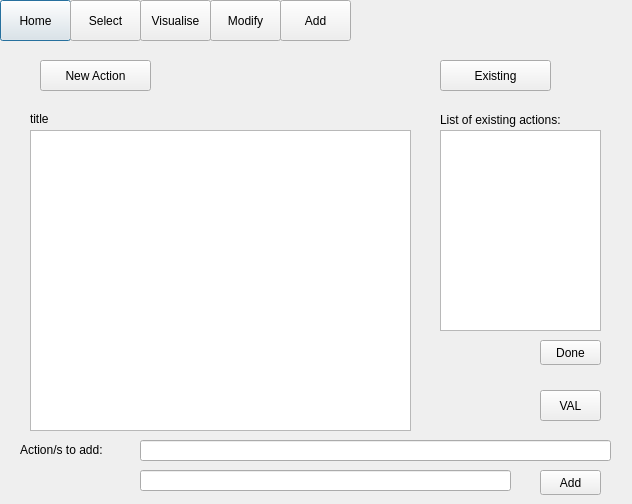
Before: the Qt Designer form addaction.ui in ariannabettin/FYPArianna, drawn with Qt 5.
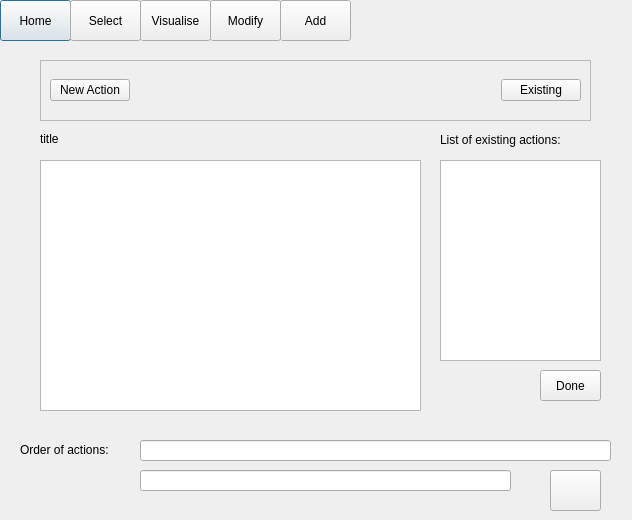
After: the same form once the commit is applied.

Patch:
```diff
--- a/addaction.ui
+++ b/addaction.ui
@@ -7,7 +7,7 @@
     <x>0</x>
     <y>0</y>
     <width>632</width>
-    <height>504</height>
+    <height>520</height>
    </rect>
   </property>
   <property name="windowTitle">
@@ -78,47 +78,21 @@
     <string>Add</string>
    </property>
   </widget>
-  <widget class="QPushButton" name="existinButton">
-   <property name="geometry">
-    <rect>
-     <x>440</x>
-     <y>60</y>
-     <width>111</width>
-     <height>31</height>
-    </rect>
-   </property>
-   <property name="text">
-    <string>Existing</string>
-   </property>
-  </widget>
-  <widget class="QPushButton" name="newActionButton">
-   <property name="geometry">
-    <rect>
-     <x>40</x>
-     <y>60</y>
-     <width>111</width>
-     <height>31</height>
-    </rect>
-   </property>
-   <property name="text">
-    <string>New Action</string>
-   </property>
-  </widget>
   <widget class="QTextEdit" name="planArea">
    <property name="geometry">
     <rect>
-     <x>30</x>
-     <y>130</y>
+     <x>40</x>
+     <y>160</y>
      <width>381</width>
-     <height>301</height>
+     <height>251</height>
     </rect>
    </property>
   </widget>
   <widget class="QLabel" name="title_label">
    <property name="geometry">
     <rect>
-     <x>30</x>
-     <y>110</y>
+     <x>40</x>
+     <y>130</y>
      <width>371</width>
      <height>17</height>
     </rect>
@@ -127,24 +101,11 @@
     <string>title</string>
    </property>
   </widget>
-  <widget class="QPushButton" name="valButton">
-   <property name="geometry">
-    <rect>
-     <x>540</x>
-     <y>390</y>
-     <width>61</width>
-     <height>31</height>
-    </rect>
-   </property>
-   <property name="text">
-    <string>VAL</string>
-   </property>
-  </widget>
   <widget class="QListWidget" name="list">
    <property name="geometry">
     <rect>
      <x>440</x>
-     <y>130</y>
+     <y>160</y>
      <width>161</width>
      <height>201</height>
     </rect>
@@ -154,7 +115,7 @@
    <property name="geometry">
     <rect>
      <x>440</x>
-     <y>110</y>
+     <y>130</y>
      <width>161</width>
      <height>20</height>
     </rect>
@@ -167,9 +128,9 @@
    <property name="geometry">
     <rect>
      <x>540</x>
-     <y>340</y>
+     <y>370</y>
      <width>61</width>
-     <height>25</height>
+     <height>31</height>
     </rect>
    </property>
    <property name="text">
@@ -186,7 +147,7 @@
     </rect>
    </property>
    <property name="text">
-    <string>Action/s to add:</string>
+    <string>Order of actions:</string>
    </property>
   </widget>
   <widget class="QLineEdit" name="actionToAdd">
@@ -212,16 +173,65 @@
   <widget class="QPushButton" name="addButton_2">
    <property name="geometry">
     <rect>
-     <x>540</x>
+     <x>550</x>
      <y>470</y>
-     <width>61</width>
-     <height>25</height>
+     <width>51</width>
+     <height>41</height>
     </rect>
    </property>
    <property name="text">
-    <string>Add</string>
+    <string/>
    </property>
   </widget>
+  <widget class="QFrame" name="frame">
+   <property name="geometry">
+    <rect>
+     <x>40</x>
+     <y>60</y>
+     <width>551</width>
+     <height>61</height>
+    </rect>
+   </property>
+   <property name="frameShape">
+    <enum>QFrame::StyledPanel</enum>
+   </property>
+   <property name="frameShadow">
+    <enum>QFrame::Raised</enum>
+   </property>
+   <layout class="QHBoxLayout" name="horizontalLayout_2">
+    <item>
+     <layout class="QHBoxLayout" name="horizontalLayout">
+      <item>
+       <widget class="QPushButton" name="newActionButton">
+        <property name="text">
+         <string>New Action</string>
+        </property>
+       </widget>
+      </item>
+      <item>
+       <spacer name="horizontalSpacer">
+        <property name="orientation">
+         <enum>Qt::Horizontal</enum>
+        </property>
+        <property name="sizeHint" stdset="0">
+         <size>
+          <width>218</width>
+          <height>20</height>
+         </size>
+        </property>
+       </spacer>
+      </item>
+      <item>
+       <widget class="QPushButton" name="existinButton">
+        <property name="text">
+         <string>Existing</string>
+        </property>
+       </widget>
+      </item>
+     </layout>
+    </item>
+   </layout>
+  </widget>
  </widget>
  <resources/>
  <connections/>
```
